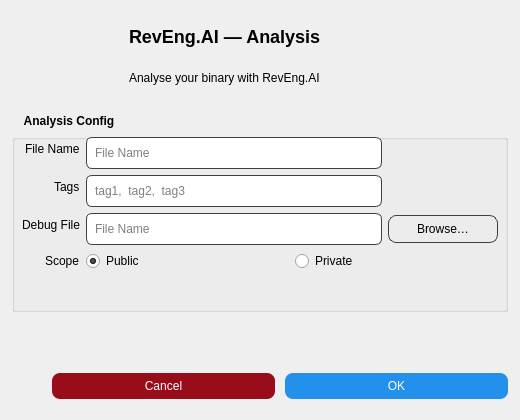
The window that reai_toolkit/app/components/forms/analyse/analyse_panel_qt5.ui (RevEngAI/plugin-ida) describes before a commit, drawn with Qt 5.
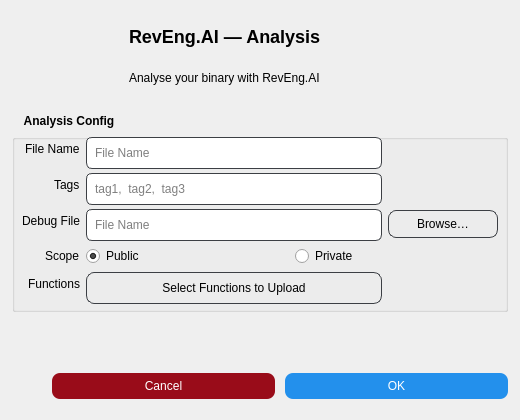
The same window after the commit. Icons and pictures are not drawn.

Commit message: feat(PLU-231): added additional button for analysis dialog where users can select which function boundaries to upload

Patch:
```diff
--- a/reai_toolkit/app/components/forms/analyse/analyse_panel_qt5.ui
+++ b/reai_toolkit/app/components/forms/analyse/analyse_panel_qt5.ui
@@ -335,6 +335,35 @@
         </item>
        </layout>
       </item>
+      <item row="5" column="0">
+       <widget class="QLabel" name="functionsLabel">
+        <property name="text">
+         <string>Functions</string>
+        </property>
+       </widget>
+      </item>
+      <item row="5" column="1">
+       <widget class="QPushButton" name="selectFuncs">
+        <property name="minimumSize">
+         <size>
+          <width>296</width>
+          <height>32</height>
+         </size>
+        </property>
+        <property name="maximumSize">
+         <size>
+          <width>296</width>
+          <height>32</height>
+         </size>
+        </property>
+        <property name="text">
+         <string>Select Functions to Upload</string>
+        </property>
+        <property name="autoDefault">
+         <bool>false</bool>
+        </property>
+       </widget>
+      </item>
      </layout>
     </widget>
    </item>
```
The commit also changes 6 other files.
